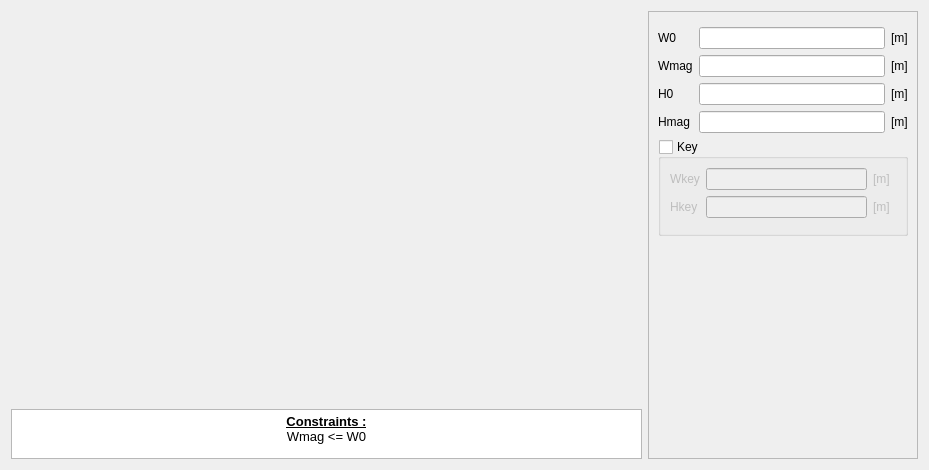
Qt form pyleecan/GUI/Dialog/DMachineSetup/SMSlot/PMSlot10/PMSlot10.ui (Eomys/pyleecan) before a commit.
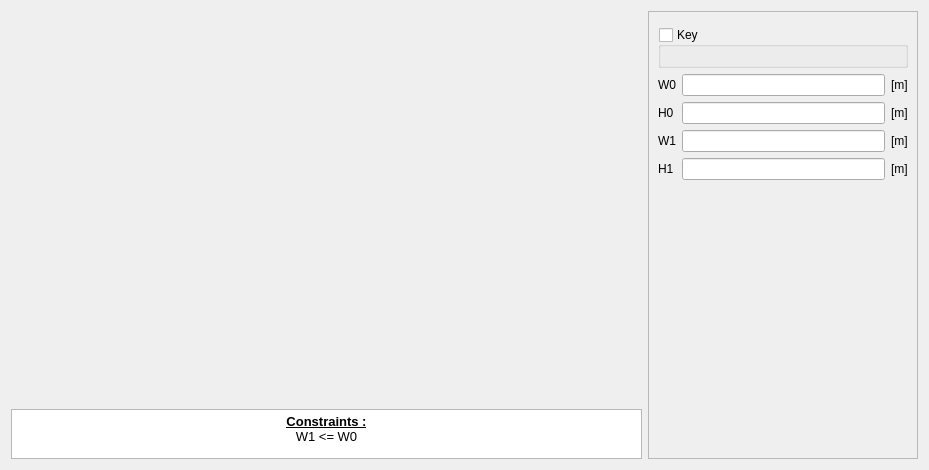
The same form after that commit. Icons and pictures are not drawn. Custom widgets are drawn as their Qt base class.

Commit message: [NF] renaming Hmag and Wmag

Patch:
```diff
--- a/pyleecan/GUI/Dialog/DMachineSetup/SMSlot/PMSlot10/PMSlot10.ui
+++ b/pyleecan/GUI/Dialog/DMachineSetup/SMSlot/PMSlot10/PMSlot10.ui
@@ -77,9 +77,9 @@
         <string>&lt;!DOCTYPE HTML PUBLIC &quot;-//W3C//DTD HTML 4.0//EN&quot; &quot;http://www.w3.org/TR/REC-html40/strict.dtd&quot;&gt;
 &lt;html&gt;&lt;head&gt;&lt;meta name=&quot;qrichtext&quot; content=&quot;1&quot; /&gt;&lt;style type=&quot;text/css&quot;&gt;
 p, li { white-space: pre-wrap; }
-&lt;/style&gt;&lt;/head&gt;&lt;body style=&quot; font-family:'MS Shell Dlg 2'; font-size:7.8pt; font-weight:400; font-style:normal;&quot;&gt;
+&lt;/style&gt;&lt;/head&gt;&lt;body style=&quot; font-family:'MS Shell Dlg 2'; font-size:8.15094pt; font-weight:400; font-style:normal;&quot;&gt;
 &lt;p align=&quot;center&quot; style=&quot; margin-top:0px; margin-bottom:0px; margin-left:0px; margin-right:0px; -qt-block-indent:0; text-indent:0px;&quot;&gt;&lt;span style=&quot; font-size:10pt; font-weight:600; text-decoration: underline;&quot;&gt;Constraints :&lt;/span&gt;&lt;/p&gt;
-&lt;p align=&quot;center&quot; style=&quot; margin-top:0px; margin-bottom:0px; margin-left:0px; margin-right:0px; -qt-block-indent:0; text-indent:0px;&quot;&gt;&lt;span style=&quot; font-size:10pt;&quot;&gt;Wmag &amp;lt;= W0&lt;/span&gt;&lt;/p&gt;&lt;/body&gt;&lt;/html&gt;</string>
+&lt;p align=&quot;center&quot; style=&quot; margin-top:0px; margin-bottom:0px; margin-left:0px; margin-right:0px; -qt-block-indent:0; text-indent:0px;&quot;&gt;&lt;span style=&quot; font-size:10pt;&quot;&gt;W1 &amp;lt;= W0&lt;/span&gt;&lt;/p&gt;&lt;/body&gt;&lt;/html&gt;</string>
        </property>
        <property name="textInteractionFlags">
         <set>Qt::TextSelectableByKeyboard|Qt::TextSelectableByMouse</set>
@@ -111,85 +111,13 @@
         <x>0</x>
         <y>0</y>
         <width>268</width>
-        <height>446</height>
+        <height>450</height>
        </rect>
       </property>
       <layout class="QVBoxLayout" name="verticalLayout_3">
        <item>
         <widget class="WWSlotMag" name="w_mag" native="true"/>
        </item>
-       <item>
-        <layout class="QGridLayout" name="gridLayout">
-         <item row="1" column="0">
-          <widget class="QLabel" name="in_Wmag">
-           <property name="text">
-            <string>Wmag</string>
-           </property>
-          </widget>
-         </item>
-         <item row="1" column="2">
-          <widget class="QLabel" name="unit_Wmag">
-           <property name="text">
-            <string>[m]</string>
-           </property>
-          </widget>
-         </item>
-         <item row="0" column="0">
-          <widget class="QLabel" name="in_W0">
-           <property name="text">
-            <string>W0</string>
-           </property>
-          </widget>
-         </item>
-         <item row="0" column="2">
-          <widget class="QLabel" name="unit_W0">
-           <property name="text">
-            <string>[m]</string>
-           </property>
-          </widget>
-         </item>
-         <item row="2" column="2">
-          <widget class="QLabel" name="unit_H0">
-           <property name="text">
-            <string>[m]</string>
-           </property>
-          </widget>
-         </item>
-         <item row="2" column="0">
-          <widget class="QLabel" name="in_H0">
-           <property name="text">
-            <string>H0</string>
-           </property>
-          </widget>
-         </item>
-         <item row="3" column="2">
-          <widget class="QLabel" name="unit_Hmag">
-           <property name="text">
-            <string>[m]</string>
-           </property>
-          </widget>
-         </item>
-         <item row="0" column="1">
-          <widget class="FloatEdit" name="lf_W0"/>
-         </item>
-         <item row="3" column="0">
-          <widget class="QLabel" name="in_Hmag">
-           <property name="text">
-            <string>Hmag</string>
-           </property>
-          </widget>
-         </item>
-         <item row="2" column="1">
-          <widget class="FloatEdit" name="lf_H0"/>
-         </item>
-         <item row="3" column="1">
-          <widget class="FloatEdit" name="lf_Hmag"/>
-         </item>
-         <item row="1" column="1">
-          <widget class="FloatEdit" name="lf_Wmag"/>
-         </item>
-        </layout>
-       </item>
        <item>
         <widget class="QGroupBox" name="g_key">
          <property name="title">
@@ -205,47 +133,81 @@
           <item row="10" column="0" colspan="2">
            <widget class="WMatSelectV" name="w_key_mat" native="true"/>
           </item>
-          <item row="0" column="0">
-           <layout class="QGridLayout" name="gridLayout_3" columnstretch="0,0,0,0" rowminimumheight="0,0">
-            <item row="1" column="0">
-             <widget class="QLabel" name="in_Hkey">
-              <property name="text">
-               <string>Hkey</string>
-              </property>
-             </widget>
-            </item>
-            <item row="1" column="2">
-             <widget class="FloatEdit" name="lf_Hkey"/>
-            </item>
-            <item row="1" column="3">
-             <widget class="QLabel" name="unit_Hkey">
-              <property name="text">
-               <string>[m]</string>
-              </property>
-             </widget>
-            </item>
-            <item row="0" column="0">
-             <widget class="QLabel" name="in_Wkey">
-              <property name="text">
-               <string>Wkey</string>
-              </property>
-             </widget>
-            </item>
-            <item row="0" column="3">
-             <widget class="QLabel" name="unit_Wkey">
-              <property name="text">
-               <string>[m]</string>
-              </property>
-             </widget>
-            </item>
-            <item row="0" column="2">
-             <widget class="FloatEdit" name="lf_Wkey"/>
-            </item>
-           </layout>
-          </item>
          </layout>
         </widget>
        </item>
+       <item>
+        <layout class="QGridLayout" name="gridLayout">
+         <item row="4" column="0">
+          <widget class="QLabel" name="in_H1">
+           <property name="text">
+            <string>H1</string>
+           </property>
+          </widget>
+         </item>
+         <item row="2" column="0">
+          <widget class="QLabel" name="in_W1">
+           <property name="text">
+            <string>W1</string>
+           </property>
+          </widget>
+         </item>
+         <item row="0" column="1">
+          <widget class="FloatEdit" name="lf_W0"/>
+         </item>
+         <item row="2" column="1">
+          <widget class="FloatEdit" name="lf_W1"/>
+         </item>
+         <item row="4" column="2">
+          <widget class="QLabel" name="unit_H1">
+           <property name="text">
+            <string>[m]</string>
+           </property>
+          </widget>
+         </item>
+         <item row="0" column="0">
+          <widget class="QLabel" name="in_W0">
+           <property name="text">
+            <string>W0</string>
+           </property>
+          </widget>
+         </item>
+         <item row="0" column="2">
+          <widget class="QLabel" name="unit_W0">
+           <property name="text">
+            <string>[m]</string>
+           </property>
+          </widget>
+         </item>
+         <item row="2" column="2">
+          <widget class="QLabel" name="unit_W1">
+           <property name="text">
+            <string>[m]</string>
+           </property>
+          </widget>
+         </item>
+         <item row="4" column="1">
+          <widget class="FloatEdit" name="lf_H1"/>
+         </item>
+         <item row="1" column="0">
+          <widget class="QLabel" name="in_H0">
+           <property name="text">
+            <string>H0</string>
+           </property>
+          </widget>
+         </item>
+         <item row="1" column="1">
+          <widget class="FloatEdit" name="lf_H0"/>
+         </item>
+         <item row="1" column="2">
+          <widget class="QLabel" name="unit_H0">
+           <property name="text">
+            <string>[m]</string>
+           </property>
+          </widget>
+         </item>
+        </layout>
+       </item>
        <item>
         <spacer name="verticalSpacer">
          <property name="orientation">
```
Left out of the diff: 8 changed lines with no effect on the pictures. The commit also changes 169 other files.
